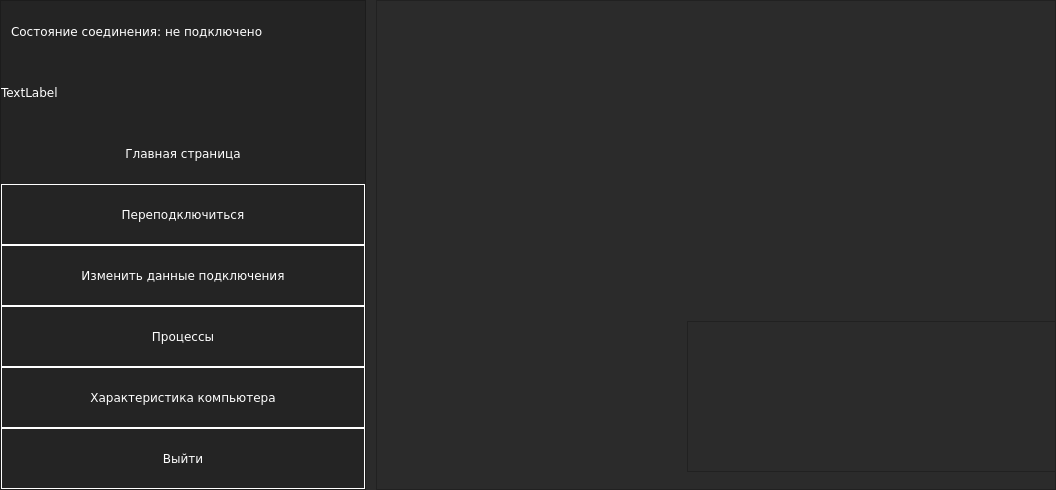
First picture: the form in mainclient.ui, repository mrNoBoDy1042/Practice2, before the edit.
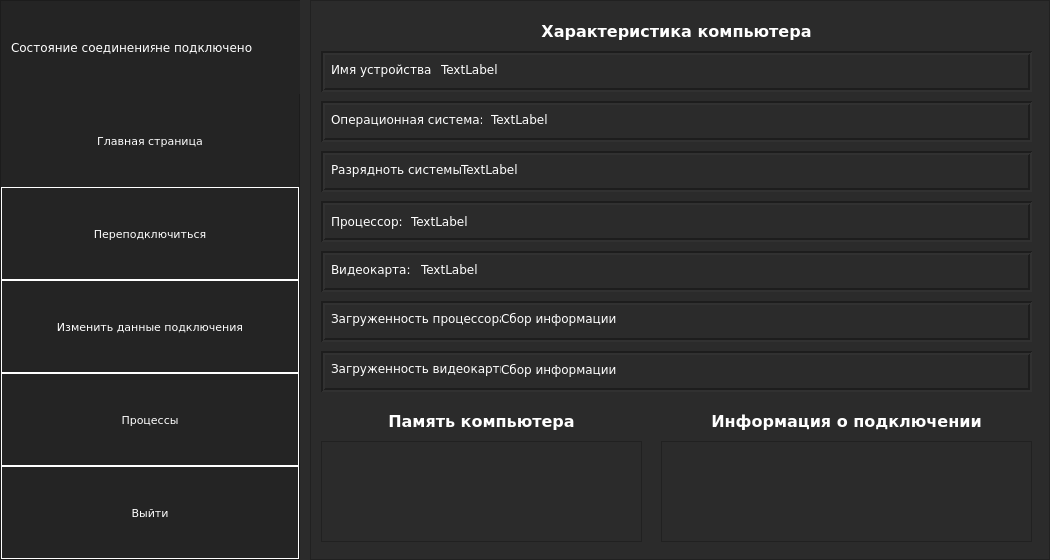
Second picture: the form after the edit. The open tabs and pages were chosen to show the change.

The edit to the form file:
```diff
--- a/mainclient.ui
+++ b/mainclient.ui
@@ -6,8 +6,8 @@
    <rect>
     <x>0</x>
     <y>0</y>
-    <width>1056</width>
-    <height>490</height>
+    <width>1050</width>
+    <height>560</height>
    </rect>
   </property>
   <property name="sizePolicy">
@@ -16,6 +16,18 @@
     <verstretch>0</verstretch>
    </sizepolicy>
   </property>
+  <property name="minimumSize">
+   <size>
+    <width>1050</width>
+    <height>560</height>
+   </size>
+  </property>
+  <property name="maximumSize">
+   <size>
+    <width>1050</width>
+    <height>560</height>
+   </size>
+  </property>
   <property name="windowTitle">
    <string>MainClient</string>
   </property>
@@ -23,6 +35,12 @@
    <string notr="true">background-color:#2B2B2B; color:#FFF; font-family:Verdana </string>
   </property>
   <widget class="QWidget" name="centralWidget">
+   <property name="sizePolicy">
+    <sizepolicy hsizetype="Minimum" vsizetype="Minimum">
+     <horstretch>0</horstretch>
+     <verstretch>0</verstretch>
+    </sizepolicy>
+   </property>
    <layout class="QHBoxLayout" name="horizontalLayout_3">
     <property name="spacing">
      <number>10</number>
@@ -41,6 +59,12 @@
     </property>
     <item>
      <widget class="QFrame" name="frame">
+      <property name="maximumSize">
+       <size>
+        <width>300</width>
+        <height>16777215</height>
+       </size>
+      </property>
       <property name="styleSheet">
        <string notr="true">background-color:#242424</string>
       </property>
@@ -67,7 +91,7 @@
         <number>0</number>
        </property>
        <item>
-        <layout class="QVBoxLayout" name="verticalLayout" stretch="1,1,1,1,1,1,1,1">
+        <layout class="QVBoxLayout" name="verticalLayout" stretch="1,1,1,1,1,1">
          <property name="spacing">
           <number>0</number>
          </property>
@@ -144,34 +168,6 @@
            </item>
           </layout>
          </item>
-         <item>
-          <widget class="QLabel" name="label_2">
-           <property name="sizePolicy">
-            <sizepolicy hsizetype="Preferred" vsizetype="Expanding">
-             <horstretch>0</horstretch>
-             <verstretch>0</verstretch>
-            </sizepolicy>
-           </property>
-           <property name="minimumSize">
-            <size>
-             <width>0</width>
-             <height>25</height>
-            </size>
-           </property>
-           <property name="maximumSize">
-            <size>
-             <width>16777215</width>
-             <height>16777215</height>
-            </size>
-           </property>
-           <property name="styleSheet">
-            <string notr="true">border-width:0</string>
-           </property>
-           <property name="text">
-            <string>TextLabel</string>
-           </property>
-          </widget>
-         </item>
          <item>
           <widget class="QPushButton" name="ping">
            <property name="sizePolicy">
@@ -189,6 +185,7 @@
            <property name="font">
             <font>
              <family>Verdana</family>
+             <pointsize>8</pointsize>
             </font>
            </property>
            <property name="focusPolicy">
@@ -222,6 +219,7 @@
            <property name="font">
             <font>
              <family>Verdana</family>
+             <pointsize>8</pointsize>
             </font>
            </property>
            <property name="styleSheet">
@@ -257,6 +255,7 @@
            <property name="font">
             <font>
              <family>Verdana</family>
+             <pointsize>8</pointsize>
             </font>
            </property>
            <property name="styleSheet">
@@ -292,6 +291,7 @@
            <property name="font">
             <font>
              <family>Verdana</family>
+             <pointsize>8</pointsize>
             </font>
            </property>
            <property name="styleSheet">
@@ -310,44 +310,6 @@
            </property>
           </widget>
          </item>
-         <item>
-          <widget class="QPushButton" name="SystemInfoPB">
-           <property name="sizePolicy">
-            <sizepolicy hsizetype="Minimum" vsizetype="Expanding">
-             <horstretch>0</horstretch>
-             <verstretch>2</verstretch>
-            </sizepolicy>
-           </property>
-           <property name="minimumSize">
-            <size>
-             <width>0</width>
-             <height>60</height>
-            </size>
-           </property>
-           <property name="font">
-            <font>
-             <family>Verdana</family>
-            </font>
-           </property>
-           <property name="acceptDrops">
-            <bool>false</bool>
-           </property>
-           <property name="styleSheet">
-            <string notr="true">background-color:#242424;
-border-style: solid;
-border-color: #FFF;
-border-width: 1px;
-padding:0px;
-margin:0px;</string>
-           </property>
-           <property name="text">
-            <string>Характеристика компьютера</string>
-           </property>
-           <property name="flat">
-            <bool>false</bool>
-           </property>
-          </widget>
-         </item>
          <item>
           <widget class="QPushButton" name="exitPB">
            <property name="sizePolicy">
@@ -365,6 +327,7 @@
            <property name="font">
             <font>
              <family>Verdana</family>
+             <pointsize>8</pointsize>
             </font>
            </property>
            <property name="styleSheet">
@@ -414,12 +377,6 @@
        </property>
        <item>
         <widget class="QStackedWidget" name="stackedWidget">
-         <property name="minimumSize">
-          <size>
-           <width>600</width>
-           <height>320</height>
-          </size>
-         </property>
          <property name="styleSheet">
           <string notr="true"/>
          </property>
@@ -430,10 +387,10 @@
           <widget class="QListWidget" name="listWidget">
            <property name="geometry">
             <rect>
-             <x>310</x>
-             <y>320</y>
+             <x>350</x>
+             <y>440</y>
              <width>371</width>
-             <height>151</height>
+             <height>101</height>
             </rect>
            </property>
            <property name="sizePolicy">
@@ -443,24 +400,381 @@
             </sizepolicy>
            </property>
           </widget>
-          <widget class="QWidget" name="widget" native="true">
+          <widget class="QFrame" name="frame_4">
            <property name="geometry">
             <rect>
-             <x>0</x>
-             <y>10</y>
-             <width>671</width>
-             <height>291</height>
+             <x>10</x>
+             <y>50</y>
+             <width>711</width>
+             <height>41</height>
             </rect>
            </property>
+           <property name="frameShape">
+            <enum>QFrame::Box</enum>
+           </property>
+           <property name="frameShadow">
+            <enum>QFrame::Sunken</enum>
+           </property>
+           <property name="lineWidth">
+            <number>2</number>
+           </property>
+           <widget class="QLabel" name="PCName_2">
+            <property name="geometry">
+             <rect>
+              <x>120</x>
+              <y>10</y>
+              <width>581</width>
+              <height>16</height>
+             </rect>
+            </property>
+            <property name="text">
+             <string>TextLabel</string>
+            </property>
+           </widget>
+           <widget class="QLabel" name="label_12">
+            <property name="geometry">
+             <rect>
+              <x>10</x>
+              <y>10</y>
+              <width>101</width>
+              <height>16</height>
+             </rect>
+            </property>
+            <property name="text">
+             <string>Имя устройства: </string>
+            </property>
+           </widget>
           </widget>
-          <widget class="QWidget" name="widget_2" native="true">
+          <widget class="QFrame" name="frame_3">
            <property name="geometry">
             <rect>
-             <x>0</x>
-             <y>320</y>
-             <width>291</width>
-             <height>151</height>
+             <x>10</x>
+             <y>250</y>
+             <width>711</width>
+             <height>41</height>
             </rect>
+           </property>
+           <property name="frameShape">
+            <enum>QFrame::Box</enum>
+           </property>
+           <property name="frameShadow">
+            <enum>QFrame::Sunken</enum>
+           </property>
+           <property name="lineWidth">
+            <number>2</number>
+           </property>
+           <widget class="QLabel" name="gpuName_2">
+            <property name="geometry">
+             <rect>
+              <x>100</x>
+              <y>10</y>
+              <width>601</width>
+              <height>16</height>
+             </rect>
+            </property>
+            <property name="text">
+             <string>TextLabel</string>
+            </property>
+           </widget>
+           <widget class="QLabel" name="label_15">
+            <property name="geometry">
+             <rect>
+              <x>10</x>
+              <y>10</y>
+              <width>81</width>
+              <height>16</height>
+             </rect>
+            </property>
+            <property name="text">
+             <string>Видеокарта: </string>
+            </property>
+           </widget>
+          </widget>
+          <widget class="QFrame" name="frame_7">
+           <property name="geometry">
+            <rect>
+             <x>10</x>
+             <y>200</y>
+             <width>711</width>
+             <height>41</height>
+            </rect>
+           </property>
+           <property name="frameShape">
+            <enum>QFrame::Box</enum>
+           </property>
+           <property name="frameShadow">
+            <enum>QFrame::Sunken</enum>
+           </property>
+           <property name="lineWidth">
+            <number>2</number>
+           </property>
+           <widget class="QLabel" name="label_16">
+            <property name="geometry">
+             <rect>
+              <x>10</x>
+              <y>10</y>
+              <width>71</width>
+              <height>20</height>
+             </rect>
+            </property>
+            <property name="text">
+             <string>Процесcор:</string>
+            </property>
+           </widget>
+           <widget class="QLabel" name="cpuName_2">
+            <property name="geometry">
+             <rect>
+              <x>90</x>
+              <y>10</y>
+              <width>611</width>
+              <height>21</height>
+             </rect>
+            </property>
+            <property name="text">
+             <string>TextLabel</string>
+            </property>
+           </widget>
+          </widget>
+          <widget class="QFrame" name="frame_8">
+           <property name="geometry">
+            <rect>
+             <x>10</x>
+             <y>100</y>
+             <width>711</width>
+             <height>41</height>
+            </rect>
+           </property>
+           <property name="frameShape">
+            <enum>QFrame::Box</enum>
+           </property>
+           <property name="frameShadow">
+            <enum>QFrame::Sunken</enum>
+           </property>
+           <property name="lineWidth">
+            <number>2</number>
+           </property>
+           <widget class="QLabel" name="OSName_2">
+            <property name="geometry">
+             <rect>
+              <x>170</x>
+              <y>10</y>
+              <width>531</width>
+              <height>16</height>
+             </rect>
+            </property>
+            <property name="text">
+             <string>TextLabel</string>
+            </property>
+           </widget>
+           <widget class="QLabel" name="label_17">
+            <property name="geometry">
+             <rect>
+              <x>10</x>
+              <y>10</y>
+              <width>151</width>
+              <height>16</height>
+             </rect>
+            </property>
+            <property name="text">
+             <string>Операционная система: </string>
+            </property>
+           </widget>
+          </widget>
+          <widget class="QFrame" name="frame_6">
+           <property name="geometry">
+            <rect>
+             <x>10</x>
+             <y>150</y>
+             <width>711</width>
+             <height>41</height>
+            </rect>
+           </property>
+           <property name="frameShape">
+            <enum>QFrame::Box</enum>
+           </property>
+           <property name="frameShadow">
+            <enum>QFrame::Sunken</enum>
+           </property>
+           <property name="lineWidth">
+            <number>2</number>
+           </property>
+           <widget class="QLabel" name="label_18">
+            <property name="geometry">
+             <rect>
+              <x>10</x>
+              <y>10</y>
+              <width>131</width>
+              <height>16</height>
+             </rect>
+            </property>
+            <property name="text">
+             <string>Разрядноть системы:</string>
+            </property>
+           </widget>
+           <widget class="QLabel" name="label_19">
+            <property name="geometry">
+             <rect>
+              <x>140</x>
+              <y>10</y>
+              <width>561</width>
+              <height>16</height>
+             </rect>
+            </property>
+            <property name="text">
+             <string>TextLabel</string>
+            </property>
+           </widget>
+          </widget>
+          <widget class="QFrame" name="frame_5">
+           <property name="geometry">
+            <rect>
+             <x>10</x>
+             <y>300</y>
+             <width>711</width>
+             <height>41</height>
+            </rect>
+           </property>
+           <property name="frameShape">
+            <enum>QFrame::Box</enum>
+           </property>
+           <property name="frameShadow">
+            <enum>QFrame::Sunken</enum>
+           </property>
+           <property name="lineWidth">
+            <number>2</number>
+           </property>
+           <widget class="QLabel" name="label_20">
+            <property name="geometry">
+             <rect>
+              <x>10</x>
+              <y>10</y>
+              <width>171</width>
+              <height>16</height>
+             </rect>
+            </property>
+            <property name="text">
+             <string>&lt;html&gt;&lt;head/&gt;&lt;body&gt;&lt;p&gt;Загруженность процессора:&lt;/p&gt;&lt;/body&gt;&lt;/html&gt;</string>
+            </property>
+           </widget>
+           <widget class="QLabel" name="cpuUsage">
+            <property name="geometry">
+             <rect>
+              <x>180</x>
+              <y>10</y>
+              <width>521</width>
+              <height>16</height>
+             </rect>
+            </property>
+            <property name="text">
+             <string>&lt;html&gt;&lt;head/&gt;&lt;body&gt;&lt;p&gt;Сбор информации&lt;/p&gt;&lt;/body&gt;&lt;/html&gt;</string>
+            </property>
+           </widget>
+          </widget>
+          <widget class="QFrame" name="frame_9">
+           <property name="geometry">
+            <rect>
+             <x>10</x>
+             <y>350</y>
+             <width>711</width>
+             <height>41</height>
+            </rect>
+           </property>
+           <property name="frameShape">
+            <enum>QFrame::Box</enum>
+           </property>
+           <property name="frameShadow">
+            <enum>QFrame::Sunken</enum>
+           </property>
+           <property name="lineWidth">
+            <number>2</number>
+           </property>
+           <widget class="QLabel" name="label_21">
+            <property name="geometry">
+             <rect>
+              <x>10</x>
+              <y>10</y>
+              <width>171</width>
+              <height>16</height>
+             </rect>
+            </property>
+            <property name="text">
+             <string>&lt;html&gt;&lt;head/&gt;&lt;body&gt;&lt;p&gt;Загруженность видеокарты:&lt;/p&gt;&lt;/body&gt;&lt;/html&gt;</string>
+            </property>
+           </widget>
+           <widget class="QLabel" name="gpuUsage">
+            <property name="geometry">
+             <rect>
+              <x>180</x>
+              <y>10</y>
+              <width>511</width>
+              <height>16</height>
+             </rect>
+            </property>
+            <property name="text">
+             <string>Сбор информации</string>
+            </property>
+           </widget>
+          </widget>
+          <widget class="QLabel" name="label_22">
+           <property name="geometry">
+            <rect>
+             <x>10</x>
+             <y>20</y>
+             <width>711</width>
+             <height>21</height>
+            </rect>
+           </property>
+           <property name="text">
+            <string>&lt;html&gt;&lt;head/&gt;&lt;body&gt;&lt;p align=&quot;center&quot;&gt;&lt;span style=&quot; font-size:12pt; font-weight:600;&quot;&gt;Характеристика компьютера&lt;/span&gt;&lt;/p&gt;&lt;/body&gt;&lt;/html&gt;</string>
+           </property>
+          </widget>
+          <widget class="QLabel" name="label_23">
+           <property name="geometry">
+            <rect>
+             <x>10</x>
+             <y>410</y>
+             <width>321</width>
+             <height>21</height>
+            </rect>
+           </property>
+           <property name="text">
+            <string>&lt;html&gt;&lt;head/&gt;&lt;body&gt;&lt;p align=&quot;center&quot;&gt;&lt;span style=&quot; font-size:12pt; font-weight:600;&quot;&gt;Память компьютера&lt;/span&gt;&lt;/p&gt;&lt;/body&gt;&lt;/html&gt;</string>
+           </property>
+          </widget>
+          <widget class="QLabel" name="label_24">
+           <property name="geometry">
+            <rect>
+             <x>350</x>
+             <y>410</y>
+             <width>371</width>
+             <height>21</height>
+            </rect>
+           </property>
+           <property name="text">
+            <string>&lt;html&gt;&lt;head/&gt;&lt;body&gt;&lt;p align=&quot;center&quot;&gt;&lt;span style=&quot; font-size:12pt; font-weight:600;&quot;&gt;Информация о подключении&lt;/span&gt;&lt;/p&gt;&lt;/body&gt;&lt;/html&gt;</string>
+           </property>
+          </widget>
+          <widget class="QTableWidget" name="tableWidget_2">
+           <property name="geometry">
+            <rect>
+             <x>10</x>
+             <y>440</y>
+             <width>321</width>
+             <height>101</height>
+            </rect>
+           </property>
+          </widget>
+          <widget class="QLabel" name="label_2">
+           <property name="geometry">
+            <rect>
+             <x>300</x>
+             <y>410</y>
+             <width>47</width>
+             <height>13</height>
+            </rect>
+           </property>
+           <property name="text">
+            <string/>
            </property>
           </widget>
          </widget>
@@ -604,350 +918,7 @@
            </property>
           </widget>
          </widget>
-         <widget class="QWidget" name="page_4">
-          <widget class="QTableWidget" name="tableWidget">
-           <property name="geometry">
-            <rect>
-             <x>0</x>
-             <y>330</y>
-             <width>301</width>
-             <height>151</height>
-            </rect>
-           </property>
-           <property name="sizePolicy">
-            <sizepolicy hsizetype="Maximum" vsizetype="Expanding">
-             <horstretch>0</horstretch>
-             <verstretch>0</verstretch>
-            </sizepolicy>
-           </property>
-           <property name="minimumSize">
-            <size>
-             <width>300</width>
-             <height>0</height>
-            </size>
-           </property>
-           <property name="verticalScrollBarPolicy">
-            <enum>Qt::ScrollBarAlwaysOff</enum>
-           </property>
-           <property name="horizontalScrollBarPolicy">
-            <enum>Qt::ScrollBarAlwaysOff</enum>
-           </property>
-           <column>
-            <property name="text">
-             <string>Имя тома</string>
-            </property>
-            <property name="textAlignment">
-             <set>AlignCenter</set>
-            </property>
-           </column>
-           <column>
-            <property name="text">
-             <string>Доступное место</string>
-            </property>
-            <property name="textAlignment">
-             <set>AlignCenter</set>
-            </property>
-           </column>
-           <column>
-            <property name="text">
-             <string>Всего места</string>
-            </property>
-            <property name="textAlignment">
-             <set>AlignCenter</set>
-            </property>
-           </column>
-          </widget>
-          <widget class="QFrame" name="frame_4">
-           <property name="geometry">
-            <rect>
-             <x>320</x>
-             <y>10</y>
-             <width>361</width>
-             <height>61</height>
-            </rect>
-           </property>
-           <property name="frameShape">
-            <enum>QFrame::Box</enum>
-           </property>
-           <property name="frameShadow">
-            <enum>QFrame::Sunken</enum>
-           </property>
-           <property name="lineWidth">
-            <number>2</number>
-           </property>
-           <widget class="QLabel" name="PCName">
-            <property name="geometry">
-             <rect>
-              <x>120</x>
-              <y>20</y>
-              <width>341</width>
-              <height>16</height>
-             </rect>
-            </property>
-            <property name="text">
-             <string>TextLabel</string>
-            </property>
-           </widget>
-           <widget class="QLabel" name="label_7">
-            <property name="geometry">
-             <rect>
-              <x>10</x>
-              <y>20</y>
-              <width>101</width>
-              <height>16</height>
-             </rect>
-            </property>
-            <property name="text">
-             <string>Имя устройства: </string>
-            </property>
-           </widget>
-          </widget>
-          <widget class="QFrame" name="frame_3">
-           <property name="geometry">
-            <rect>
-             <x>320</x>
-             <y>290</y>
-             <width>361</width>
-             <height>61</height>
-            </rect>
-           </property>
-           <property name="frameShape">
-            <enum>QFrame::Box</enum>
-           </property>
-           <property name="frameShadow">
-            <enum>QFrame::Sunken</enum>
-           </property>
-           <property name="lineWidth">
-            <number>2</number>
-           </property>
-           <widget class="QLabel" name="gpuName">
-            <property name="geometry">
-             <rect>
-              <x>100</x>
-              <y>20</y>
-              <width>361</width>
-              <height>16</height>
-             </rect>
-            </property>
-            <property name="text">
-             <string>TextLabel</string>
-            </property>
-           </widget>
-           <widget class="QLabel" name="label_8">
-            <property name="geometry">
-             <rect>
-              <x>10</x>
-              <y>20</y>
-              <width>81</width>
-              <height>16</height>
-             </rect>
-            </property>
-            <property name="text">
-             <string>Видеокарта: </string>
-            </property>
-           </widget>
-          </widget>
-          <widget class="QFrame" name="frame_6">
-           <property name="geometry">
-            <rect>
-             <x>320</x>
-             <y>150</y>
-             <width>361</width>
-             <height>61</height>
-            </rect>
-           </property>
-           <property name="frameShape">
-            <enum>QFrame::Box</enum>
-           </property>
-           <property name="frameShadow">
-            <enum>QFrame::Sunken</enum>
-           </property>
-           <property name="lineWidth">
-            <number>2</number>
-           </property>
-           <widget class="QLabel" name="label_9">
-            <property name="geometry">
-             <rect>
-              <x>10</x>
-              <y>20</y>
-              <width>131</width>
-              <height>16</height>
-             </rect>
-            </property>
-            <property name="text">
-             <string>Разрядноть системы:</string>
-            </property>
-           </widget>
-           <widget class="QLabel" name="label_10">
-            <property name="geometry">
-             <rect>
-              <x>140</x>
-              <y>20</y>
-              <width>311</width>
-              <height>16</height>
-             </rect>
-            </property>
-            <property name="text">
-             <string>TextLabel</string>
-            </property>
-           </widget>
-          </widget>
-          <widget class="QFrame" name="frame_5">
-           <property name="geometry">
-            <rect>
-             <x>320</x>
-             <y>360</y>
-             <width>361</width>
-             <height>61</height>
-            </rect>
-           </property>
-           <property name="frameShape">
-            <enum>QFrame::Box</enum>
-           </property>
-           <property name="frameShadow">
-            <enum>QFrame::Sunken</enum>
-           </property>
-           <property name="lineWidth">
-            <number>2</number>
-           </property>
-           <widget class="QLabel" name="label_11">
-            <property name="geometry">
-             <rect>
-              <x>10</x>
-              <y>20</y>
-              <width>141</width>
-              <height>16</height>
-             </rect>
-            </property>
-            <property name="text">
-             <string>Оперативная память:</string>
-            </property>
-           </widget>
-           <widget class="QLabel" name="OperMemory">
-            <property name="geometry">
-             <rect>
-              <x>150</x>
-              <y>20</y>
-              <width>321</width>
-              <height>16</height>
-             </rect>
-            </property>
-            <property name="text">
-             <string>TextLabel</string>
-            </property>
-           </widget>
-          </widget>
-          <widget class="QFrame" name="frame_7">
-           <property name="geometry">
-            <rect>
-             <x>320</x>
-             <y>220</y>
-             <width>361</width>
-             <height>61</height>
-            </rect>
-           </property>
-           <property name="frameShape">
-            <enum>QFrame::Box</enum>
-           </property>
-           <property name="frameShadow">
-            <enum>QFrame::Sunken</enum>
-           </property>
-           <property name="lineWidth">
-            <number>2</number>
-           </property>
-           <widget class="QLabel" name="label_13">
-            <property name="geometry">
-             <rect>
-              <x>10</x>
-              <y>20</y>
-              <width>71</width>
-              <height>20</height>
-             </rect>
-            </property>
-            <property name="text">
-             <string>Процесcор:</string>
-            </property>
-           </widget>
-           <widget class="QLabel" name="cpuName">
-            <property name="geometry">
-             <rect>
-              <x>90</x>
-              <y>20</y>
-              <width>351</width>
-              <height>21</height>
-             </rect>
-            </property>
-            <property name="text">
-             <string>TextLabel</string>
-            </property>
-           </widget>
-          </widget>
-          <widget class="QFrame" name="frame_8">
-           <property name="geometry">
-            <rect>
-             <x>320</x>
-             <y>80</y>
-             <width>361</width>
-             <height>61</height>
-            </rect>
-           </property>
-           <property name="frameShape">
-            <enum>QFrame::Box</enum>
-           </property>
-           <property name="frameShadow">
-            <enum>QFrame::Sunken</enum>
-           </property>
-           <property name="lineWidth">
-            <number>2</number>
-           </property>
-           <widget class="QLabel" name="OSName">
-            <property name="geometry">
-             <rect>
-              <x>170</x>
-              <y>20</y>
-              <width>311</width>
-              <height>16</height>
-             </rect>
-            </property>
-            <property name="text">
-             <string>TextLabel</string>
-            </property>
-           </widget>
-           <widget class="QLabel" name="label_14">
-            <property name="geometry">
-             <rect>
-              <x>10</x>
-              <y>20</y>
-              <width>151</width>
-              <height>16</height>
-             </rect>
-            </property>
-            <property name="text">
-             <string>Операционная система: </string>
-            </property>
-           </widget>
-          </widget>
-          <widget class="QWidget" name="widget_3" native="true">
-           <property name="geometry">
-            <rect>
-             <x>0</x>
-             <y>10</y>
-             <width>301</width>
-             <height>141</height>
-            </rect>
-           </property>
-          </widget>
-          <widget class="QWidget" name="widget_4" native="true">
-           <property name="geometry">
-            <rect>
-             <x>0</x>
-             <y>170</y>
-             <width>301</width>
-             <height>141</height>
-            </rect>
-           </property>
-          </widget>
-         </widget>
+         <widget class="QWidget" name="page_4"/>
          <widget class="QWidget" name="page_5">
           <widget class="QListWidget" name="listWidget_2">
            <property name="geometry">
@@ -981,29 +952,6 @@
           </widget>
          </widget>
          <widget class="QWidget" name="page">
-          <widget class="QPushButton" name="pushButton">
-           <property name="geometry">
-            <rect>
-             <x>50</x>
-             <y>357</y>
-             <width>541</width>
-             <height>41</height>
-            </rect>
-           </property>
-           <property name="text">
-            <string>Запустить диспетчер задач</string>
-           </property>
-          </widget>
-          <widget class="QTableWidget" name="tableWidget_2">
-           <property name="geometry">
-            <rect>
-             <x>50</x>
-             <y>10</y>
-             <width>541</width>
-             <height>341</height>
-            </rect>
-           </property>
-          </widget>
           <widget class="QPushButton" name="pushButton_2">
            <property name="geometry">
             <rect>
```
Left out of the diff: 69 changed lines with no effect on the pictures.
